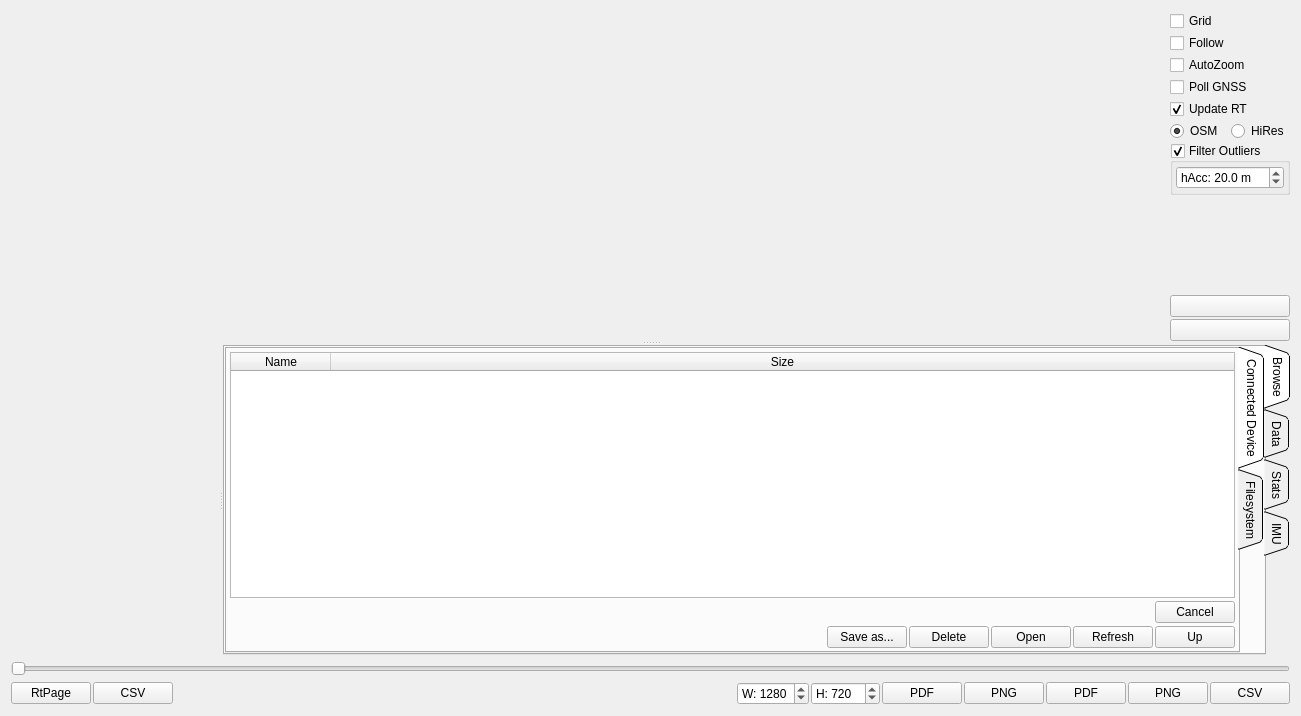
Qt form pages/pageloganalysis.ui (vedderb/vesc_tool) before a commit.
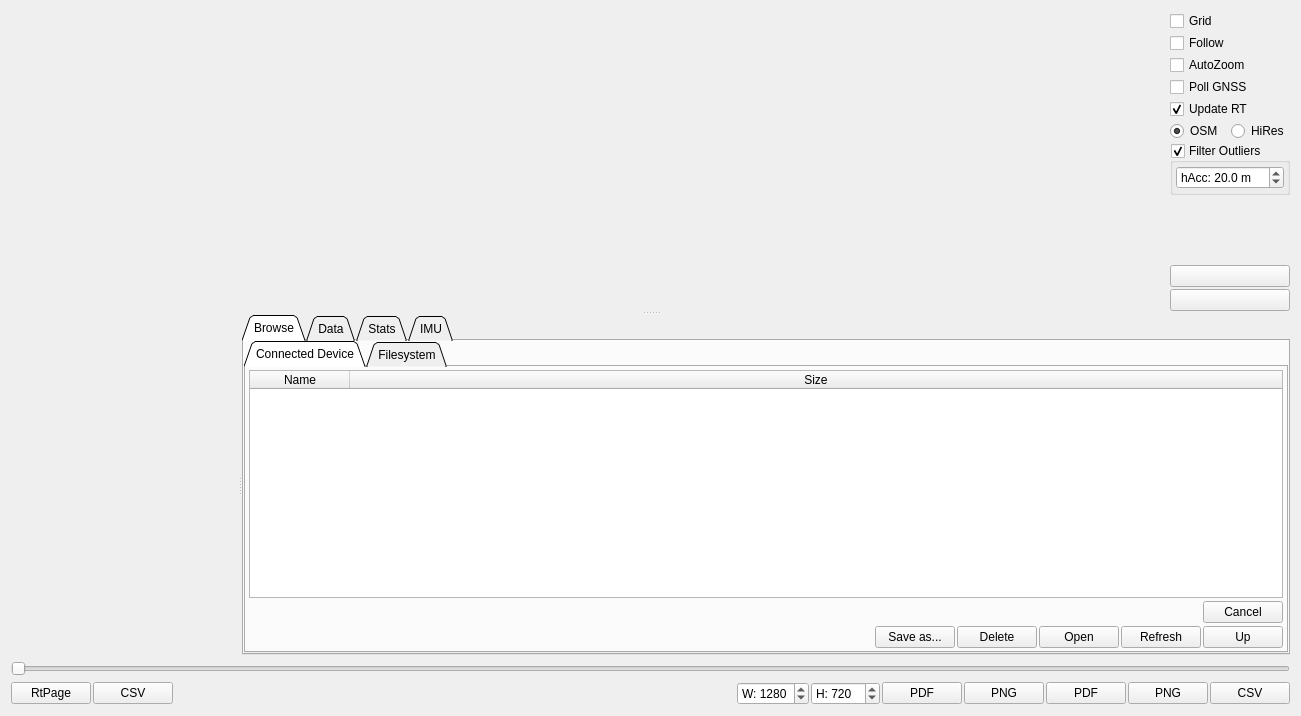
The same form after that commit. Icons and pictures are not drawn. Custom widgets are drawn as their Qt base class.

Commit message: Moved tabs to north

Diff of the .ui file:
```diff
--- a/pages/pageloganalysis.ui
+++ b/pages/pageloganalysis.ui
@@ -230,7 +230,7 @@
       </widget>
       <widget class="QTabWidget" name="tabWidget">
        <property name="tabPosition">
-        <enum>QTabWidget::East</enum>
+        <enum>QTabWidget::North</enum>
        </property>
        <property name="tabShape">
         <enum>QTabWidget::Triangular</enum>
@@ -264,7 +264,7 @@
          <item>
           <widget class="QTabWidget" name="browseTabWidget">
            <property name="tabPosition">
-            <enum>QTabWidget::East</enum>
+            <enum>QTabWidget::North</enum>
            </property>
            <property name="tabShape">
             <enum>QTabWidget::Triangular</enum>
```
